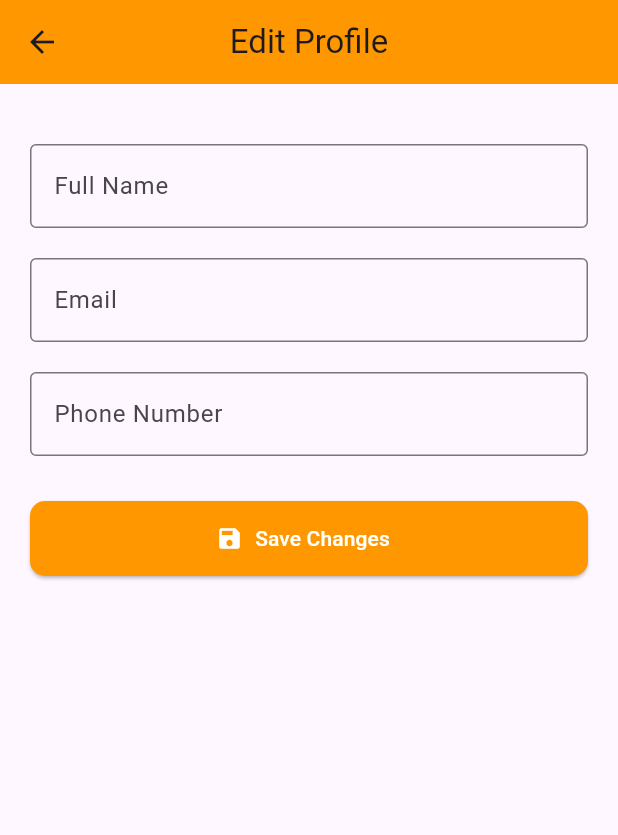
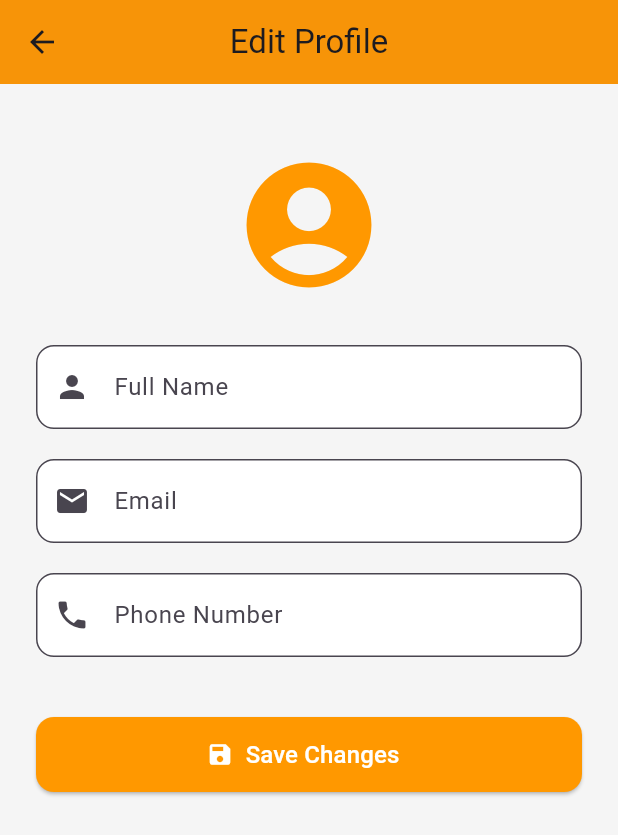
Before and after one commit to R21Rash/Food, a Flutter app: the EditCustomerProfileScreen screen opened directly, on a phone screen of 412 x 824 dp. Shown: the top 835 px of the screen. Run offline on Flutter 3.47's test engine with Material 3 defaults, Android fonts, the phone set to English and light mode, and no system bars; our stand-ins replace fl_chart, flutter_map, geolocator, image_picker, latlong2, lottie and 2 more; missing offline and left inert: payhere_mobilesdk_flutter; accounts and stored records are empty; network calls fail; Roboto replaces fonts that are missing (Poppins).

Commit message:
edit account done, working on forget pass

```diff
--- a/lib/main.dart
+++ b/lib/main.dart
@@ -13,6 +13,7 @@ import 'package:mobile_app_flutter/views/components/location_provider.dart';
 import 'package:mobile_app_flutter/views/trackorder/DeliveryTrackingScreen.dart';
 import 'package:mobile_app_flutter/views/trackorder/track_order_screen.dart';
 import 'package:mobile_app_flutter/views/auth/signup_screen.dart';
+import 'package:mobile_app_flutter/views/auth/forgot_password_screen.dart';
 import 'package:mobile_app_flutter/views/home/homecutomer_screen.dart';
 import 'package:mobile_app_flutter/views/splash_screen.dart';
 import 'package:mobile_app_flutter/views/onboarding/onboarding_screen.dart';
@@ -79,6 +80,7 @@ class AppRoutes {
   static const String onboarding = '/onboarding';
   static const String login = '/login';
   static const String signup = '/signup';
+  static const String forgotPassword = '/forgot_password';
   static const String customerHome = '/customer_home';
   static const String restaurantHome = '/restaurant_home';
   static const String deliveryHome = '/delivery_home';
@@ -96,6 +98,7 @@ class AppRoutes {
     onboarding: (context) => OnboardingScreen(),
     login: (context) => LoginScreen(),
     signup: (context) => SignupScreen(),
+    forgotPassword: (context) => ForgotPasswordScreen(),
     customerHome: (context) => HomeCustomerScreen(),
     restaurantHome: (context) => RestaurantHomeScreen(),
     deliveryHome: (context) => DeliveryHomeScreen(),
--- a/lib/views/profile/edit_customer_profile_screen.dart
+++ b/lib/views/profile/edit_customer_profile_screen.dart
@@ -11,10 +11,9 @@ class EditCustomerProfileScreen extends StatefulWidget {
 
 class _EditCustomerProfileScreenState extends State<EditCustomerProfileScreen> {
   final _formKey = GlobalKey<FormState>();
-  TextEditingController nameController = TextEditingController();
-  TextEditingController emailController = TextEditingController();
-  TextEditingController phoneController = TextEditingController();
-
+  final nameController = TextEditingController();
+  final emailController = TextEditingController();
+  final phoneController = TextEditingController();
   bool isLoading = false;
 
   @override
@@ -25,38 +24,31 @@ class _EditCustomerProfileScreenState extends State<EditCustomerProfileScreen> {
 
   Future<void> loadUserData() async {
     final prefs = await SharedPreferences.getInstance();
-    setState(() {
-      nameController.text = prefs.getString("name") ?? "";
-      emailController.text = prefs.getString("email") ?? "";
-      phoneController.text = prefs.getString("phone") ?? "";
-    });
+    nameController.text = prefs.getString("name") ?? "";
+    emailController.text = prefs.getString("email") ?? "";
+    phoneController.text = prefs.getString("phone") ?? "";
   }
 
   Future<void> updateProfile() async {
     if (!_formKey.currentState!.validate()) return;
 
-    setState(() {
-      isLoading = true;
-    });
-
+    setState(() => isLoading = true);
     final prefs = await SharedPreferences.getInstance();
     final userId = prefs.getString("user_id");
 
     if (userId == null) {
-      ScaffoldMessenger.of(context).showSnackBar(
-        const SnackBar(content: Text("User ID not found. Please login again.")),
-      );
+      showSnack("User ID not found. Please login again.", isError: true);
       return;
     }
 
     final url = Uri.parse("http://192.168.150.48:5001/api/auth/updateProfile");
 
     try {
-      final response = await http.post(
+      final response = await http.put(
         url,
         headers: {"Content-Type": "application/json"},
         body: jsonEncode({
-          "userId": userId, // use _id to identify the user
+          "userId": userId,
           "newName": nameController.text.trim(),
           "newEmail": emailController.text.trim(),
           "newPhone": phoneController.text.trim(),
@@ -70,93 +62,110 @@ class _EditCustomerProfileScreenState extends State<EditCustomerProfileScreen> {
         await prefs.setString("email", emailController.text.trim());
         await prefs.setString("phone", phoneController.text.trim());
 
-        ScaffoldMessenger.of(context).showSnackBar(
-          const SnackBar(content: Text("Profile updated successfully!")),
-        );
-
+        showSnack("Profile updated successfully!");
         Navigator.pop(context);
       } else {
-        ScaffoldMessenger.of(context).showSnackBar(
-          SnackBar(
-            content: Text("Failed: ${result['message'] ?? 'Unknown error'}"),
-          ),
-        );
+        showSnack(result['message'] ?? "Update failed", isError: true);
       }
     } catch (e) {
-      ScaffoldMessenger.of(
-        context,
-      ).showSnackBar(SnackBar(content: Text("Error: $e")));
+      showSnack("Error: $e", isError: true);
     } finally {
-      setState(() {
-        isLoading = false;
-      });
+      setState(() => isLoading = false);
     }
+  }
+
+  void showSnack(String message, {bool isError = false}) {
+    ScaffoldMessenger.of(context).showSnackBar(
+      SnackBar(
+        content: Text(message),
+        backgroundColor: isError ? Colors.redAccent : Colors.green,
+        behavior: SnackBarBehavior.floating,
+        duration: const Duration(seconds: 2),
+      ),
+    );
   }
 
   @override
   Widget build(BuildContext context) {
     return Scaffold(
+      backgroundColor: Colors.grey[100],
       appBar: AppBar(
         title: const Text("Edit Profile"),
         centerTitle: true,
         backgroundColor: Colors.orange,
+        elevation: 1,
       ),
-      body: Padding(
-        padding: const EdgeInsets.all(20),
+      body: SingleChildScrollView(
+        padding: const EdgeInsets.all(24),
         child: Form(
           key: _formKey,
-          child: ListView(
+          child: Column(
             children: [
               const SizedBox(height: 20),
-              TextFormField(
+              const Icon(Icons.account_circle, size: 100, color: Colors.orange),
+              const SizedBox(height: 30),
+
+              buildTextField(
                 controller: nameController,
-                decoration: const InputDecoration(
-                  labelText: "Full Name",
-                  border: OutlineInputBorder(),
-                ),
+                label: "Full Name",
+                icon: Icons.person,
                 validator:
                     (value) =>
                         value == null || value.isEmpty
                             ? "Enter your name"
                             : null,
               ),
+
               const SizedBox(height: 20),
-              TextFormField(
+              buildTextField(
                 controller: emailController,
-                decoration: const InputDecoration(
-                  labelText: "Email",
-                  border: OutlineInputBorder(),
-                ),
+                label: "Email",
+                icon: Icons.email,
+                keyboardType: TextInputType.emailAddress,
                 validator:
                     (value) =>
                         value == null || !value.contains("@")
-                            ? "Enter valid email"
+                            ? "Enter a valid email"
                             : null,
               ),
+
               const SizedBox(height: 20),
-              TextFormField(
+              buildTextField(
                 controller: phoneController,
-                decoration: const InputDecoration(
-                  labelText: "Phone Number",
-                  border: OutlineInputBorder(),
-                ),
+                label: "Phone Number",
+                icon: Icons.phone,
+                keyboardType: TextInputType.phone,
                 validator:
                     (value) =>
                         value == null || value.length < 9
                             ? "Enter valid phone number"
                             : null,
               ),
-              const SizedBox(height: 30),
+
+              const SizedBox(height: 40),
               ElevatedButton.icon(
-                icon: const Icon(Icons.save),
-                label: Text(isLoading ? "Saving..." : "Save Changes"),
+                icon:
+                    isLoading
+                        ? const SizedBox(
+                          width: 24,
+                          height: 24,
+                          child: CircularProgressIndicator(
+                            color: Colors.white,
+                            strokeWidth: 2,
+                          ),
+                        )
+                        : const Icon(Icons.save),
+                label: Text(
+                  isLoading ? "Saving..." : "Save Changes",
+                  style: const TextStyle(fontSize: 16),
+                ),
                 onPressed: isLoading ? null : updateProfile,
                 style: ElevatedButton.styleFrom(
                   backgroundColor: Colors.orange,
                   foregroundColor: Colors.white,
                   minimumSize: const Size.fromHeight(50),
                   shape: RoundedRectangleBorder(
-                    borderRadius: BorderRadius.circular(10),
+                    borderRadius: BorderRadius.circular(12),
                   ),
                 ),
               ),
@@ -166,4 +175,25 @@ class _EditCustomerProfileScreenState extends State<EditCustomerProfileScreen> {
       ),
     );
   }
+
+  Widget buildTextField({
+    required TextEditingController controller,
+    required String label,
+    required IconData icon,
+    TextInputType keyboardType = TextInputType.text,
+    String? Function(String?)? validator,
+  }) {
+    return TextFormField(
+      controller: controller,
+      decoration: InputDecoration(
+        labelText: label,
+        prefixIcon: Icon(icon),
+        filled: true,
+        fillColor: Colors.white,
+        border: OutlineInputBorder(borderRadius: BorderRadius.circular(12)),
+      ),
+      keyboardType: keyboardType,
+      validator: validator,
+    );
+  }
 }
```
Also changed, not shown: lib/views/auth/forgot_password_screen.dart (added, +305 -0 lines), lib/views/auth/login_screen.dart (+37 -7 lines), lib/views/profile/CustomerProfileScreen.dart (+59 -17 lines), lib/views/profile/RestuarantProfileScreen.dart (+35 -7 lines), 6 other files.
